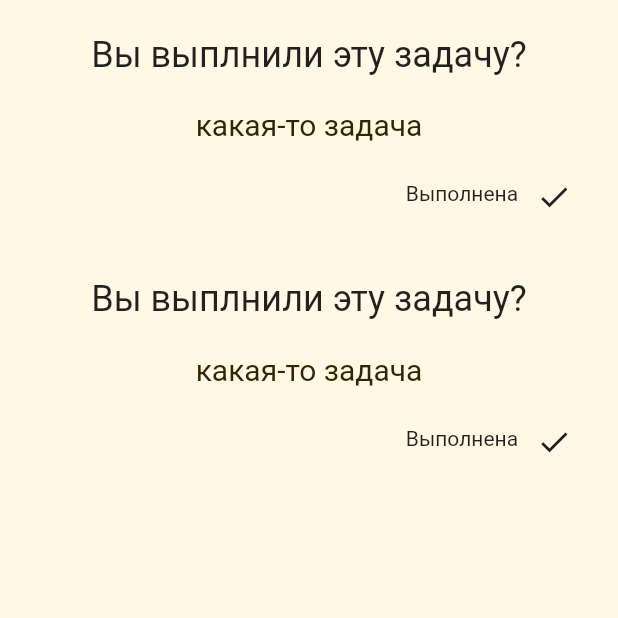
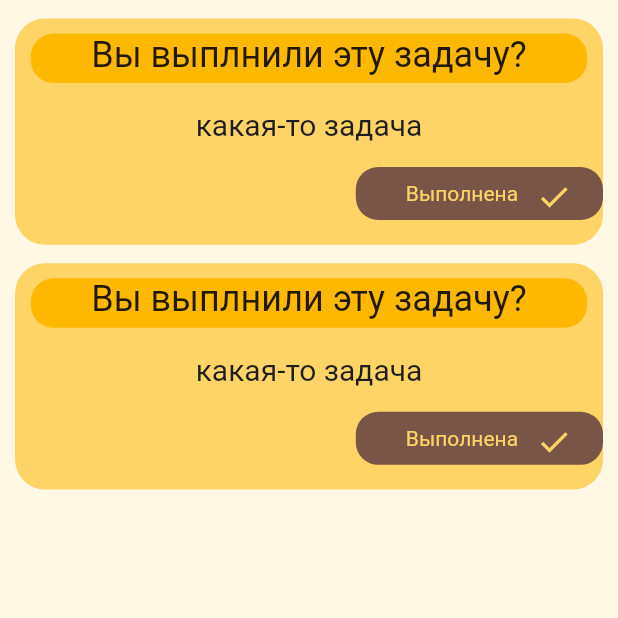
Before and after one commit to Ssstttaaasssiiikk/vkyrse, a Flutter app: the MyScrean screen opened directly, on a phone screen of 412 x 824 dp, the top half of it. Run offline on Flutter 3.47's test engine with Material 2 defaults, Android fonts, the phone set to English and light mode, and no system bars; our stand-ins replace google_nav_bar, table_calendar.

Commit message:
ого, этот тут самый вкурсе?!

```diff
--- a/lib/UI/app_text_styles.dart
+++ b/lib/UI/app_text_styles.dart
@@ -1,17 +1,17 @@
 import 'package:flutter/material.dart';
 import 'colors.dart';
 
-class AppTextStyles{
+class AppTextStyles {
   static const TextStyle headerTextStyle = TextStyle(
     fontFamily: "Google Sans",
     fontWeight: FontWeight.bold,
     fontSize: 22,
-    color: MyColors.black,
+    color: MyColors.myBlack,
   );
   static const TextStyle contentTextStyle = TextStyle(
     fontFamily: "Google Sans",
     fontSize: 22,
-    color: MyColors.black,
+    color: MyColors.myBlack,
   );
   static const TextStyle appBarTextStyle = TextStyle(
     fontFamily: "Google Sans",
--- a/lib/UI/colors.dart
+++ b/lib/UI/colors.dart
@@ -1,5 +1,6 @@
 import 'package:flutter/material.dart';
-class MyColors{
+
+class MyColors {
   // All yellow elements (AppBar, BottomBar etc.) uses primaryYellow
   static const Color primaryYellow = Color.fromRGBO(255, 184, 0, 1);
   // All black elements (Main text, Black containers etc.) uses black
@@ -8,4 +9,6 @@ class MyColors{
   static const Color backGroundColor = Color.fromRGBO(240, 230, 224, 1);
   // All white elements (Some text etc.) uses white
   static const Color white = Color.fromRGBO(255, 212, 102, 1);
+  static const Color myBlack = Color.fromRGBO(29, 29, 29, 1);
+  static const Color myGrey = Color.fromRGBO(239, 239, 239, 1);
 }
--- a/lib/notifications/pattern/notification_pattern.dart
+++ b/lib/notifications/pattern/notification_pattern.dart
@@ -17,8 +17,7 @@ class NotificationPattern extends StatelessWidget {
       SizedBox(height: MediaQuery.of(context).size.width * 0.03),
       Container(
           decoration: BoxDecoration(
-              color: MyColors.lightYellow,
-              borderRadius: BorderRadius.circular(20)),
+              color: MyColors.white, borderRadius: BorderRadius.circular(20)),
           width: MediaQuery.of(context).size.width - 20,
           child: Column(children: [
             const SizedBox(height: 10),
@@ -30,7 +29,7 @@ class NotificationPattern extends StatelessWidget {
                       height: MediaQuery.of(context).size.height * 0.04,
                       width: MediaQuery.of(context).size.width * 0.9,
                       decoration: BoxDecoration(
-                          color: MyColors.darkYellow,
+                          color: MyColors.primaryYellow,
                           borderRadius: BorderRadius.circular(15)),
                       child: Text(
                         randomWord,
@@ -45,7 +44,7 @@ class NotificationPattern extends StatelessWidget {
               Text(
                 softWrap: true,
                 task,
-                style: const TextStyle(fontSize: 20, color: MyColors.black),
+                style: const TextStyle(fontSize: 20, color: MyColors.myBlack),
               )
             ]),
             SizedBox(height: MediaQuery.of(context).size.height * 0.02),
@@ -54,7 +53,7 @@ class NotificationPattern extends StatelessWidget {
                 height: MediaQuery.of(context).size.height * 0.043,
                 width: MediaQuery.of(context).size.width * 0.4,
                 decoration: BoxDecoration(
-                    color: MyColors.brown,
+                    color: Colors.brown,
                     borderRadius: BorderRadius.circular(15)),
                 child:
                     Row(mainAxisAlignment: MainAxisAlignment.center, children: [
@@ -62,11 +61,10 @@ class NotificationPattern extends StatelessWidget {
                     width: MediaQuery.of(context).size.width * 0.06,
                   ),
                   const Text('Выполнена',
-                      style: TextStyle(color: MyColors.lightYellow)),
+                      style: TextStyle(color: MyColors.white)),
                   IconButton(
                       onPressed: () {},
-                      icon:
-                          const Icon(Icons.check, color: MyColors.lightYellow))
+                      icon: const Icon(Icons.check, color: MyColors.white))
                 ]),
               )
             ]),
```
Also changed, not shown: lib/login/login.dart (+14 -4 lines), lib/main.dart (+4 -4 lines), lib/news/news_page.dart (+32 -7 lines), lib/news/patterns/news_post.dart (+32 -46 lines), lib/todo/pattern/todo_pattern.dart (+4 -6 lines), pubspec.yaml (+17 -55 lines), assets/images/1.png (added), pubspec.lock.
